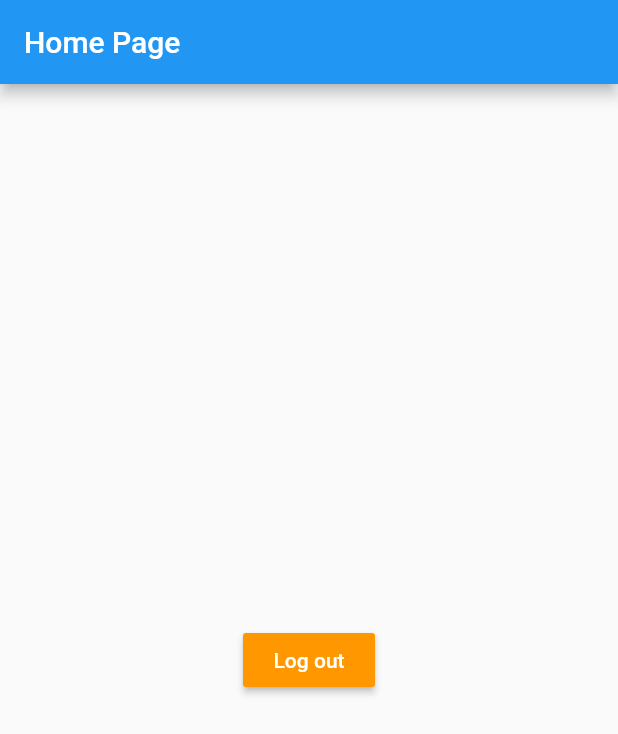
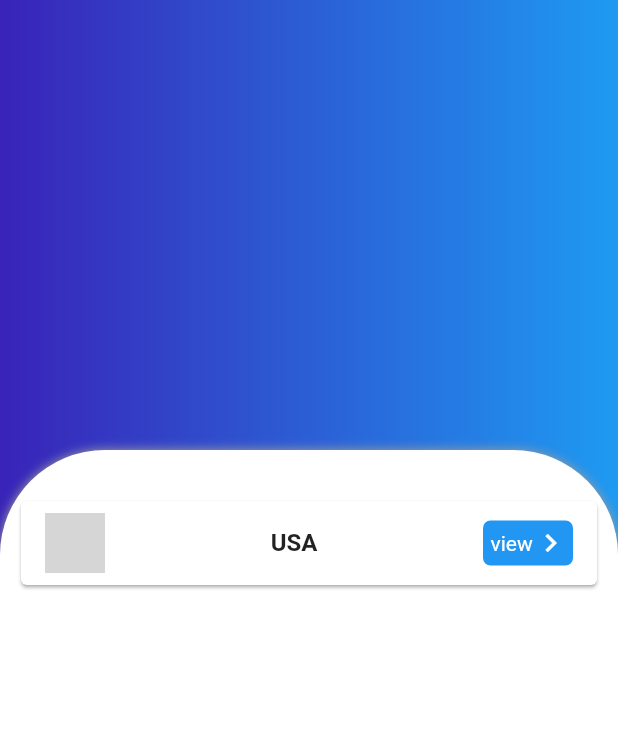
Before and after one commit to shivapardheep/cryptocurrency-application, a Flutter app: the HomePage screen opened directly, on a phone screen of 412 x 824 dp. Shown: the top 734 px of the screen. Run offline on Flutter 3.47's test engine with Material 2 defaults, Android fonts, the phone set to English and light mode, and no system bars; our stand-ins replace cloud_firestore, firebase_auth, firebase_core; accounts and stored records are empty; grey boxes are pictures that could not be loaded.

Commit message:
home page ongoing

```diff
--- a/lib/Pages/Home Page.dart
+++ b/lib/Pages/Home Page.dart
@@ -1,4 +1,5 @@
 import 'package:crypo_app/signin&signup/Login.dart';
+import 'package:crypo_app/utils/color.dart';
 import 'package:firebase_auth/firebase_auth.dart';
 import 'package:flutter/material.dart';
 
@@ -20,27 +21,86 @@ class _HomePageState extends State<HomePage> {
   @override
   Widget build(BuildContext context) {
     return Scaffold(
-      appBar: AppBar(
-        title: Text("Home Page"),
-      ),
-      body: Column(
-        mainAxisAlignment: MainAxisAlignment.center,
-        children: [
-          Center(
-            child: RaisedButton(
-              onPressed: () {
-                setState(() {
-                  signout();
-                });
-              },
-              child: const Text(
-                "Log out",
-                style: TextStyle(color: Colors.white),
+      body: Container(
+        decoration: BoxDecoration(
+            gradient: LinearGradient(colors: [
+          orangeColors,
+          orangeLightColors,
+        ])),
+        child: Column(
+          children: [
+            Container(
+              height: 300,
+            ),
+            Expanded(
+              flex: 1,
+              child: Container(
+                decoration: const BoxDecoration(
+                  color: Colors.white,
+                  boxShadow: [
+                    BoxShadow(
+                      color: Colors.grey,
+                      blurRadius: 5.0,
+                    ),
+                  ],
+                  borderRadius: BorderRadius.only(
+                    topRight: Radius.circular(70),
+                    topLeft: Radius.circular(70),
+                  ),
+                ),
+                child: Padding(
+                  padding:
+                      const EdgeInsets.symmetric(vertical: 30, horizontal: 10),
+                  child: Column(
+                    children: [
+                      Card(
+                        shadowColor: Colors.grey,
+                        child: ListTile(
+                          leading: const CircleAvatar(
+                            backgroundImage: AssetImage(
+                                "assets/flags/United_States_of_America.png"),
+                          ),
+                          title: const Center(
+                            child: Text(
+                              "USA",
+                              style: TextStyle(fontWeight: FontWeight.bold),
+                            ),
+                          ),
+                          trailing: InkWell(
+                            onTap: () {},
+                            child: Ink(
+                              height: 30,
+                              width: 60,
+                              child: Row(
+                                children: const [
+                                  Padding(
+                                    padding: EdgeInsets.only(left: 5),
+                                    child: Text(
+                                      "view",
+                                      style: TextStyle(color: Colors.white),
+                                    ),
+                                  ),
+                                  Icon(
+                                    Icons.navigate_next,
+                                    color: Colors.white,
+                                  ),
+                                ],
+                              ),
+                              decoration: BoxDecoration(
+                                color: Colors.blue,
+                                borderRadius: BorderRadius.circular(5),
+                              ),
+                            ),
+                          ),
+                        ),
+                      ),
+                    ],
+                  ),
+                ),
               ),
-              color: Colors.orange,
             ),
-          ),
-        ],
+          ],
+        ),
       ),
     );
   }
--- a/lib/signin&signup/register.dart
+++ b/lib/signin&signup/register.dart
@@ -4,6 +4,7 @@ import 'package:crypo_app/signin&signup/register.dart';
 import 'package:firebase_auth/firebase_auth.dart';
 import 'package:flutter/material.dart';
 
+import '../Pages/Home Page.dart';
 import '../utils/color.dart';
 
 class RegisterPage extends StatefulWidget {
@@ -41,7 +42,15 @@ class _RegisterPageState extends State<RegisterPage> {
             "password": pass,
           })
           .then((value) => print("User Added"))
-          .catchError((error) => print("Failed to add user: $error"));
+          .catchError((error) => print("Failed to add user: $error"))
+          .then((value) {
+            setState(() {
+              Navigator.pushAndRemoveUntil(
+                  context,
+                  MaterialPageRoute(builder: (_) => HomePage()),
+                  (route) => false);
+            });
+          });
 
       //
     } on FirebaseAuthException catch (e) {
--- a/lib/splash screen.dart
+++ b/lib/splash screen.dart
@@ -1,6 +1,8 @@
 import 'dart:async';
 
+import 'package:crypo_app/Pages/Home%20Page.dart';
 import 'package:crypo_app/signin&signup/Login.dart';
+import 'package:firebase_auth/firebase_auth.dart';
 import 'package:flutter/material.dart';
 import 'package:crypo_app/utils/color.dart';
 
@@ -10,13 +12,24 @@ class SplashPage extends StatefulWidget {
 }
 
 class _SplashPageState extends State<SplashPage> {
+  //
+  Future<void> usercheck() async {
+    final _user = FirebaseAuth.instance.currentUser;
+    if (_user != null) {
+      Navigator.pushAndRemoveUntil(context,
+          MaterialPageRoute(builder: (_) => HomePage()), (route) => false);
+    } else {
+      Navigator.pushAndRemoveUntil(context,
+          MaterialPageRoute(builder: (_) => LoginPage()), (route) => false);
+    }
+  }
+
   @override
   void initState() {
     // TODO: implement initState
     super.initState();
     Timer(const Duration(seconds: 2), () {
-      Navigator.pushAndRemoveUntil(context,
-          MaterialPageRoute(builder: (_) => LoginPage()), (route) => false);
+      usercheck();
     });
   }
 
@@ -31,7 +44,9 @@ class _SplashPageState extends State<SplashPage> {
               begin: Alignment.topCenter),
         ),
         child: Center(
-          child: Image.asset("assets/logo.png"),
+          child: Image.asset(
+            "assets/logo.png",
+          ),
         ),
       ),
     );
--- a/lib/utils/color.dart
+++ b/lib/utils/color.dart
@@ -1,4 +1,6 @@
 import 'package:flutter/material.dart';
 
-Color orangeColors = Color(0xffF5591F);
-Color orangeLightColors = Color(0xffF2861E);
+// Color orangeColors = Color(0xffF5591F);
+// Color orangeLightColors = Color(0xffF2861E);
+Color orangeColors = Color(0xff3923b8);
+Color orangeLightColors = Color(0xff1e9af2);
--- a/pubspec.yaml
+++ b/pubspec.yaml
@@ -64,6 +64,7 @@ flutter:
   # To add assets to your application, add an assets section, like this:
   assets:
     - assets/
+    - assets/flags/
   #   - images/a_dot_ham.jpeg
 
   # An image asset can refer to one or more resolution-specific "variants", see
```
Also changed, not shown: assets/lottieFirst.gif (added), assets/lottiesecond.gif (added), assets/lottiethird.gif (added).
